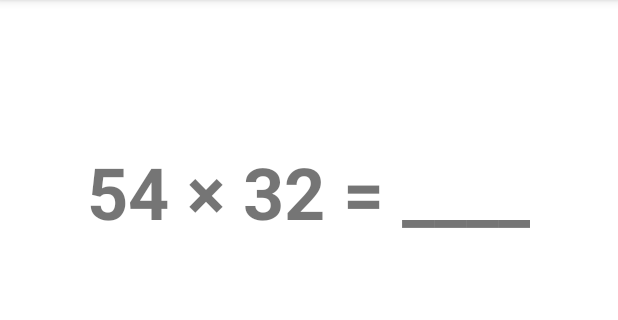
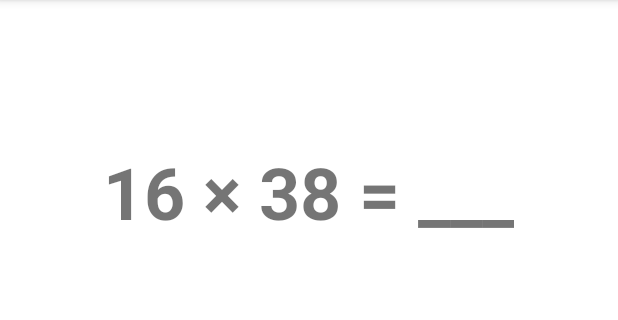
Before and after one commit to ods/Umnozhka, an Android app: the screen it shows after launch (MainActivity), after a tap on "Play", on a phone screen of 412 x 824 dp, the part 84-404 px from its top. Run offline under Robolectric (Android 15) with nearby library versions, the light colour scheme and no system bars; our stand-ins replace data binding.

Commit message:
Generate new exercise; fill answer from num pad strokes

```diff
--- a/app/src/main/java/com/github/ods/umnozhka/GameFragment.kt
+++ b/app/src/main/java/com/github/ods/umnozhka/GameFragment.kt
@@ -1,11 +1,13 @@
 package com.github.ods.umnozhka
 
 import android.os.Bundle
+import android.util.Log
 import androidx.fragment.app.Fragment
 import android.view.LayoutInflater
 import android.view.View
 import android.view.ViewGroup
 import androidx.databinding.DataBindingUtil
+import androidx.lifecycle.Observer
 import androidx.lifecycle.ViewModelProvider
 import com.github.ods.umnozhka.databinding.GameFragmentBinding
 
@@ -13,15 +15,15 @@ import com.github.ods.umnozhka.databinding.GameFragmentBinding
 class GameFragment : Fragment() {
 
     private lateinit var viewModel: GameViewModel
-    private lateinit var binding: GameFragmentBinding
 
     override fun onCreateView(
         inflater: LayoutInflater, container: ViewGroup?,
         savedInstanceState: Bundle?
-    ): View? {
-        binding = DataBindingUtil.inflate(
+    ): View {
+        val binding = DataBindingUtil.inflate<GameFragmentBinding>(
             inflater, R.layout.game_fragment, container, false
         )
+        binding.lifecycleOwner = this
 
         viewModel = ViewModelProvider(this).get(GameViewModel::class.java)
         binding.viewModel = viewModel
--- a/app/src/main/java/com/github/ods/umnozhka/GameViewModel.kt
+++ b/app/src/main/java/com/github/ods/umnozhka/GameViewModel.kt
@@ -1,19 +1,43 @@
 package com.github.ods.umnozhka
 
-import android.util.Log
 import androidx.lifecycle.LiveData
 import androidx.lifecycle.MutableLiveData
 import androidx.lifecycle.ViewModel
+import kotlin.random.Random
 
 
 class GameViewModel : ViewModel() {
+    private var number1 = 0
+    private var number2 = 0
+    private var correctAnswer = "0"
+    private var userAnswer = ""
 
-    private val _exerciseText = MutableLiveData("54 × 32 = ____")
+    private val _exerciseText = MutableLiveData("")
     val exerciseText: LiveData<String>
         get() = _exerciseText
 
+    fun newExercise() {
+        number1 = Random.nextInt(2, 99)
+        number2 = Random.nextInt(2, 99)
+        userAnswer = ""
+        correctAnswer = (number1 * number2).toString()
+        updateExerciseText()
+    }
+
+    init {
+        newExercise()
+    }
+
+    private fun updateExerciseText() {
+        val answer = userAnswer.padEnd(correctAnswer.length, '_')
+        _exerciseText.value = "$number1 × $number2 = $answer"
+    }
+
     fun onNumClicked(num: Int) {
-        Log.i("XXX", "num=$num")
+        if (userAnswer.length < correctAnswer.length) {
+            userAnswer += num.toString()
+            updateExerciseText()
+        }
     }
 
 }
--- a/app/src/main/java/com/github/ods/umnozhka/StartFragment.kt
+++ b/app/src/main/java/com/github/ods/umnozhka/StartFragment.kt
@@ -23,6 +23,7 @@ class StartFragment : Fragment() {
         val binding = DataBindingUtil.inflate<StartFragmentBinding>(
             inflater, R.layout.start_fragment, container, false
         )
+        binding.lifecycleOwner = this
 
         viewModel = ViewModelProvider(this).get(StartViewModel::class.java)
         binding.viewModel = viewModel
--- a/app/src/main/res/layout/game_fragment.xml
+++ b/app/src/main/res/layout/game_fragment.xml
@@ -1,6 +1,5 @@
 <?xml version="1.0" encoding="utf-8"?>
 <layout xmlns:android="http://schemas.android.com/apk/res/android"
-    xmlns:app="http://schemas.android.com/apk/res-auto"
     xmlns:tools="http://schemas.android.com/tools">
 
     <data>
```
